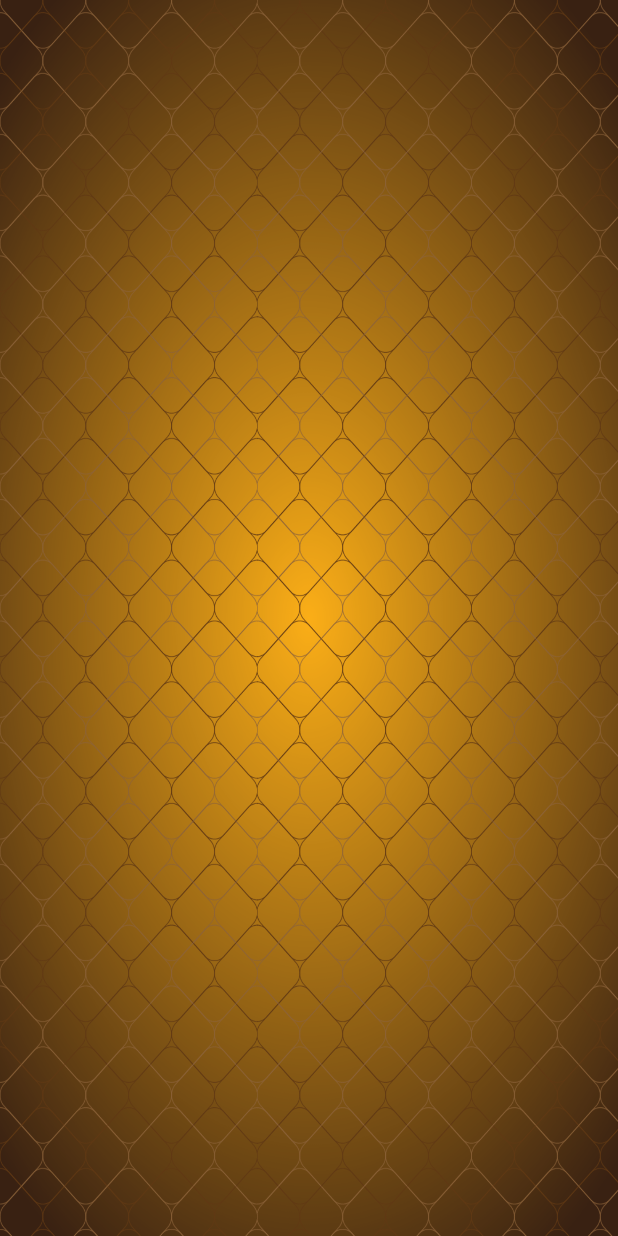
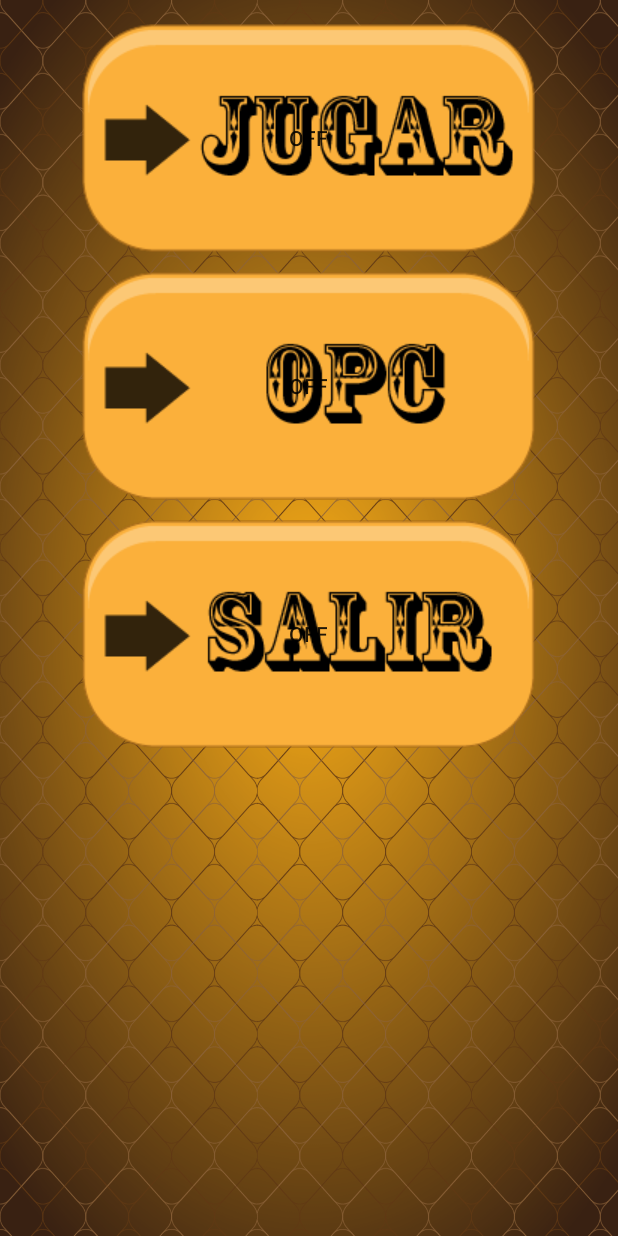
Before and after one commit to ribohe94/memoria_mobiles, an Android app: the screen it shows after launch (MainActivity), on a phone screen of 412 x 824 dp. Run offline under Robolectric (Android 15) with nearby library versions, the phone set to English and light mode, and no system bars.

Commit message:
Agrego botones

```diff
--- a/app/src/main/java/com/example/riccardo/juegomemoria/MainActivity.java
+++ b/app/src/main/java/com/example/riccardo/juegomemoria/MainActivity.java
@@ -3,6 +3,8 @@ package com.example.riccardo.juegomemoria;
 import android.app.Activity;
 import android.os.Bundle;
 import android.view.Window;
+import android.widget.CompoundButton;
+import android.widget.ToggleButton;
 
 public class MainActivity extends Activity {
 
@@ -11,5 +13,24 @@ public class MainActivity extends Activity {
         super.onCreate(savedInstanceState);
         requestWindowFeature(Window.FEATURE_NO_TITLE);
         setContentView(R.layout.activity_main);
+        setToggleImg();
     }
+
+    //Cambio imagen de botón cuando se presiona
+
+    public void setToggleImg() {
+        final ToggleButton tglBtn = (ToggleButton) findViewById(R.id.imageButton);
+        tglBtn.setOnCheckedChangeListener(new CompoundButton.OnCheckedChangeListener() {
+            @Override
+            public void onCheckedChanged(CompoundButton buttonView, boolean isChecked) {
+                if(isChecked){
+                    tglBtn.setBackgroundResource(R.drawable.button_play_pressed);
+                } else {
+                    tglBtn.setBackgroundResource(R.drawable.button_play_default);
+                }
+            }
+        });
+    }
+
+
 }
--- a/app/src/main/res/layout/activity_main.xml
+++ b/app/src/main/res/layout/activity_main.xml
@@ -9,4 +9,35 @@
     android:paddingTop="@dimen/activity_vertical_margin"
     tools:context="com.example.riccardo.juegomemoria.MainActivity"
     android:background="@drawable/proyecto_memoria_bg">
+
+    <LinearLayout
+        android:orientation="vertical"
+        android:layout_width="match_parent"
+        android:layout_height="match_parent"
+        android:layout_centerVertical="true"
+        android:layout_centerHorizontal="true">
+
+        <ToggleButton
+            android:layout_width="wrap_content"
+            android:layout_height="wrap_content"
+            android:id="@+id/imageButton"
+            android:layout_gravity="center_horizontal"
+            android:background="@drawable/button_play_default"
+            android:layout_marginBottom="20px"/>
+
+        <ToggleButton
+            android:layout_width="wrap_content"
+            android:layout_height="wrap_content"
+            android:id="@+id/imageButton2"
+            android:layout_gravity="center_horizontal"
+            android:background="@drawable/button_opc_default"
+            android:layout_marginBottom="20px" />
+
+        <ToggleButton
+            android:layout_width="wrap_content"
+            android:layout_height="wrap_content"
+            android:id="@+id/imageButton3"
+            android:layout_gravity="center_horizontal"
+            android:background="@drawable/button_salir_default"/>
+    </LinearLayout>
 </RelativeLayout>
```
Also changed, not shown: app/src/main/res/drawable/button_opc_default.png (added), app/src/main/res/drawable/button_opc_pressed.png (added), app/src/main/res/drawable/button_play_default.png (added), app/src/main/res/drawable/button_play_pressed.png (added), app/src/main/res/drawable/button_salir_default.png (added), app/src/main/res/drawable/button_salir_pressed.png (added), 11 other files.
